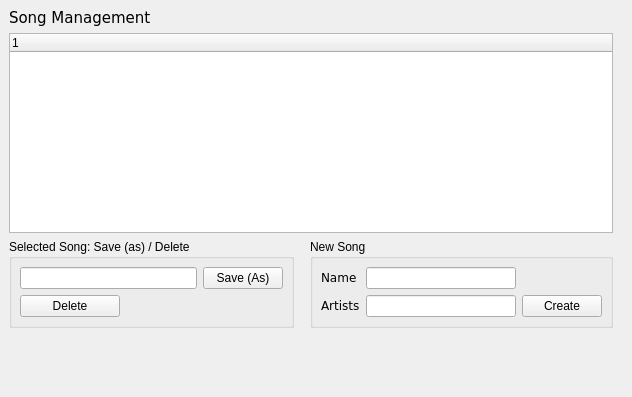
Before: the Qt Designer form src/traverso/ui/SongManagerWidget.ui in ErwanLegrand/Traverso-DAW, drawn with Qt 5.
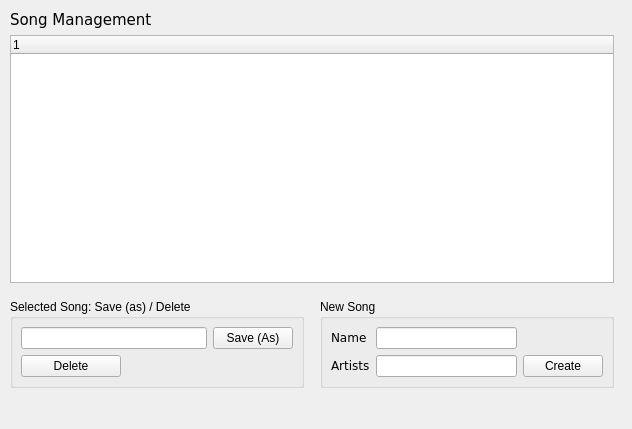
After: the same form once the commit is applied.

```diff
--- a/src/traverso/ui/SongManagerWidget.ui
+++ b/src/traverso/ui/SongManagerWidget.ui
@@ -9,7 +9,7 @@
     <x>0</x>
     <y>0</y>
     <width>632</width>
-    <height>397</height>
+    <height>429</height>
    </rect>
   </property>
   <property name="sizePolicy" >
@@ -26,20 +26,12 @@
   <widget class="QWidget" name="" >
    <property name="geometry" >
     <rect>
-     <x>9</x>
-     <y>9</y>
+     <x>10</x>
+     <y>11</y>
      <width>604</width>
-     <height>365</height>
+     <height>393</height>
     </rect>
    </property>
-   <layout class="QVBoxLayout" >
-    <property name="margin" >
-     <number>0</number>
-    </property>
-    <property name="spacing" >
-     <number>6</number>
-    </property>
-    <item>
      <layout class="QVBoxLayout" >
       <property name="margin" >
        <number>0</number>
@@ -72,6 +64,19 @@
         </property>
        </widget>
       </item>
+    <item>
+     <spacer>
+      <property name="orientation" >
+       <enum>Qt::Vertical</enum>
+      </property>
+      <property name="sizeHint" >
+       <size>
+        <width>20</width>
+        <height>10</height>
+       </size>
+      </property>
+     </spacer>
+    </item>
       <item>
        <layout class="QHBoxLayout" >
         <property name="margin" >
@@ -141,7 +146,7 @@
             <widget class="QLineEdit" name="newSongArtistsName_2_2_2_2_2_2" >
              <property name="minimumSize" >
               <size>
-               <width>150</width>
+             <width>50</width>
                <height>0</height>
               </size>
              </property>
@@ -176,8 +181,6 @@
         </item>
        </layout>
       </item>
-     </layout>
-    </item>
     <item>
      <spacer>
       <property name="orientation" >
@@ -185,8 +188,8 @@
       </property>
       <property name="sizeHint" >
        <size>
-        <width>20</width>
-        <height>20</height>
+        <width>602</width>
+        <height>16</height>
        </size>
       </property>
      </spacer>
```
Lines whose indentation alone changed are shown as unchanged.
